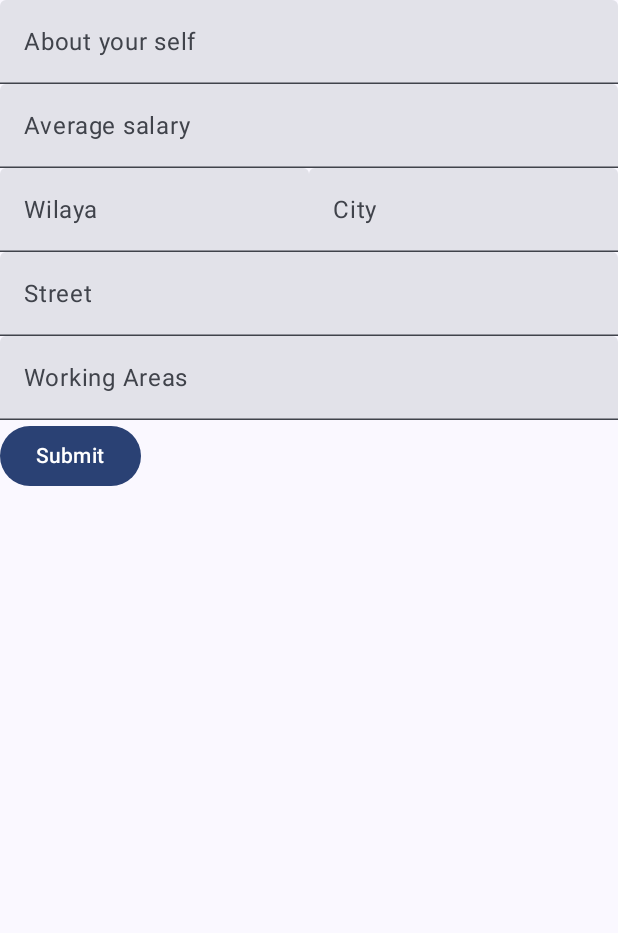
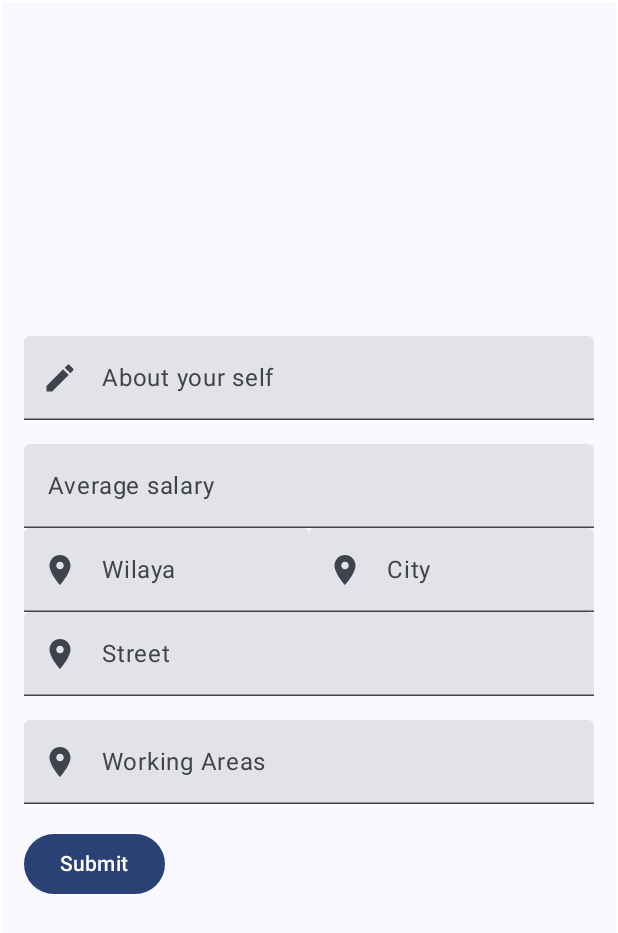
Before and after one commit to hani11dev/handyman, an Android app built with Jetpack Compose: the composable FinalRegisterScreen shown on its own in the app's theme, on a phone screen of 412 x 824 dp. Shown: the top 933 px of the screen. Run offline under Robolectric (Android 15) with nearby library versions, the phone set to English and light mode, and no system bars; our stand-ins replace Firebase (no records; nobody signed in at launch, a user with empty details on screens opened directly).

Commit message:
ui updates

```diff
--- a/app/build.gradle.kts
+++ b/app/build.gradle.kts
@@ -112,6 +112,12 @@ dependencies {
     implementation("com.google.android.gms:play-services-location:21.2.0")
     implementation("com.google.accompanist:accompanist-permissions:0.35.0-alpha")
 
+    // TIME DEP
+    implementation ("com.maxkeppeler.sheets-compose-dialogs:core:1.0.2")
+    implementation ("com.maxkeppeler.sheets-compose-dialogs:calendar:1.0.2")
+    implementation ("com.maxkeppeler.sheets-compose-dialogs:clock:1.0.2")
+
+
 
 }
 kapt {
--- a/app/src/main/java/com/example/handyapp/finalRegister/FinalRegisterScreen.kt
+++ b/app/src/main/java/com/example/handyapp/finalRegister/FinalRegisterScreen.kt
@@ -1,19 +1,32 @@
 package com.example.handyapp.finalRegister
 
 import android.util.Log
+import androidx.compose.foundation.border
+import androidx.compose.foundation.layout.Arrangement
 import androidx.compose.foundation.layout.Column
 import androidx.compose.foundation.layout.Row
+import androidx.compose.foundation.layout.Spacer
 import androidx.compose.foundation.layout.fillMaxSize
 import androidx.compose.foundation.layout.fillMaxWidth
+import androidx.compose.foundation.layout.height
+import androidx.compose.foundation.layout.padding
 import androidx.compose.foundation.text.KeyboardOptions
+import androidx.compose.material.icons.Icons
+import androidx.compose.material.icons.filled.Create
+import androidx.compose.material.icons.filled.LocationOn
+import androidx.compose.material.icons.filled.Phone
+import androidx.compose.material.icons.filled.Star
 import androidx.compose.material3.Button
+import androidx.compose.material3.Icon
 import androidx.compose.material3.Text
 import androidx.compose.material3.TextField
 import androidx.compose.runtime.Composable
 import androidx.compose.runtime.LaunchedEffect
 import androidx.compose.ui.Modifier
+import androidx.compose.ui.graphics.Color
 import androidx.compose.ui.platform.LocalContext
 import androidx.compose.ui.text.input.KeyboardType
+import androidx.compose.ui.unit.dp
 import androidx.lifecycle.viewmodel.compose.viewModel
 import androidx.navigation.NavController
 import com.example.handyapp.navigation.Graph
@@ -60,21 +73,32 @@ fun FinalRegisterScreen(navController: NavController){
         }
     }
     Column(
-        modifier = Modifier.fillMaxSize()
+        modifier = Modifier
+            .fillMaxSize()
+            .border(width = 1.dp, color = Color.White) // Add border here
+            .padding(horizontal = 16.dp), // Add padding for the content
+        verticalArrangement = Arrangement.Center
     ) {
         TextField(value = state.about, onValueChange = {
             viewModel.onEvent(FinalRegistrationEvent.AboutChanged(it))},
             isError = state.aboutError != null,
             modifier = Modifier.fillMaxWidth(),
             placeholder = { Text(text = "About your self") },
+            leadingIcon = {
+                Icon(
+                    imageVector = Icons.Filled.Create, contentDescription = null
+                )
+            },
             keyboardOptions = KeyboardOptions(keyboardType = KeyboardType.Text
             )
         )
+        Spacer(modifier = Modifier.height(16.dp))
         TextField(value = state.averageSalary, onValueChange = {
             viewModel.onEvent(FinalRegistrationEvent.AverageSalaryChanged(it))},
             isError = state.averageSalaryError != null,
             modifier = Modifier.fillMaxWidth(),
             placeholder = { Text(text = "Average salary") },
+
             keyboardOptions = KeyboardOptions(keyboardType = KeyboardType.Decimal
             )
         )
@@ -86,14 +110,25 @@ fun FinalRegisterScreen(navController: NavController){
                 isError = state.wilayaError != null,
                 modifier = Modifier.fillMaxWidth().weight(1f),
                 placeholder = { Text(text = "Wilaya") },
+                leadingIcon = {
+                    Icon(
+                        imageVector = Icons.Filled.LocationOn, contentDescription = null
+                    )
+                },
                 keyboardOptions = KeyboardOptions(keyboardType = KeyboardType.Text
                 )
             )
+
             TextField(value = state.city, onValueChange = {
                 viewModel.onEvent(FinalRegistrationEvent.CityChanged(it))},
                 isError = state.cityError != null,
                 modifier = Modifier.fillMaxWidth().weight(1f),
                 placeholder = { Text(text = "City") },
+                leadingIcon = {
+                    Icon(
+                        imageVector = Icons.Filled.LocationOn, contentDescription = null
+                    )
+                },
                 keyboardOptions = KeyboardOptions(keyboardType = KeyboardType.Text
                 )
             )
@@ -103,17 +138,29 @@ fun FinalRegisterScreen(navController: NavController){
             isError = state.streetError != null,
             modifier = Modifier.fillMaxWidth(),
             placeholder = { Text(text = "Street") },
+            leadingIcon = {
+                Icon(
+                    imageVector = Icons.Filled.LocationOn, contentDescription = null
+                )
+            },
             keyboardOptions = KeyboardOptions(keyboardType = KeyboardType.Text
             )
         )
+        Spacer(modifier = Modifier.height(16.dp))
         TextField(value = state.workingAreas, onValueChange = {
             viewModel.onEvent(FinalRegistrationEvent.WorkingAreaChanged(it))},
             isError = state.workingAreasError != null,
             modifier = Modifier.fillMaxWidth(),
             placeholder = { Text(text = "Working Areas") },
+            leadingIcon = {
+                Icon(
+                    imageVector = Icons.Filled.LocationOn, contentDescription = null
+                )
+            },
             keyboardOptions = KeyboardOptions(keyboardType = KeyboardType.Text
             )
         )
+        Spacer(modifier = Modifier.height(16.dp))
         Button(onClick = {viewModel.onEvent(FinalRegistrationEvent.Submit)}) {
             Text(text = "Submit")
         }
```
Also changed, not shown: app/src/main/java/com/example/handyapp/registerInfo/presentation/RegisterInfoScreen.kt (+47 -2 lines).
